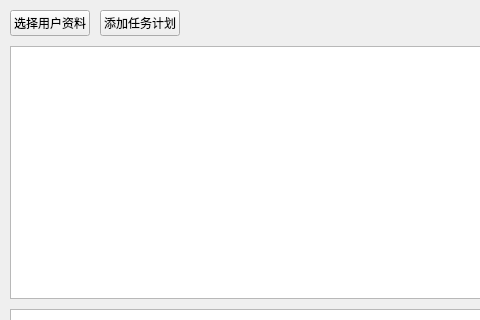
Before: the Qt Designer form main/mainwindow.ui in kinglon/buyer, drawn with Qt 5; both pictures show x 0 to 480 and y 0 to 320 of the 837 by 572 pixel window.
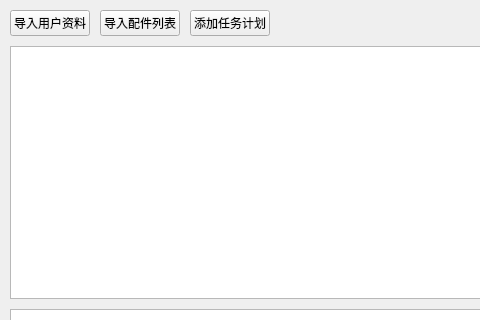
After: the same form once the commit is applied.

Commit message: 导入配件列表

The edit to the form file:
```diff
--- a/main/mainwindow.ui
+++ b/main/mainwindow.ui
@@ -38,7 +38,14 @@
        <item>
         <widget class="QPushButton" name="selectUserInfoBtn">
          <property name="text">
-          <string>选择用户资料</string>
+          <string>导入用户资料</string>
+         </property>
+        </widget>
+       </item>
+       <item>
+        <widget class="QPushButton" name="importRecommendBtn">
+         <property name="text">
+          <string>导入配件列表</string>
          </property>
         </widget>
        </item>
```
The commit also changes 7 other files.
